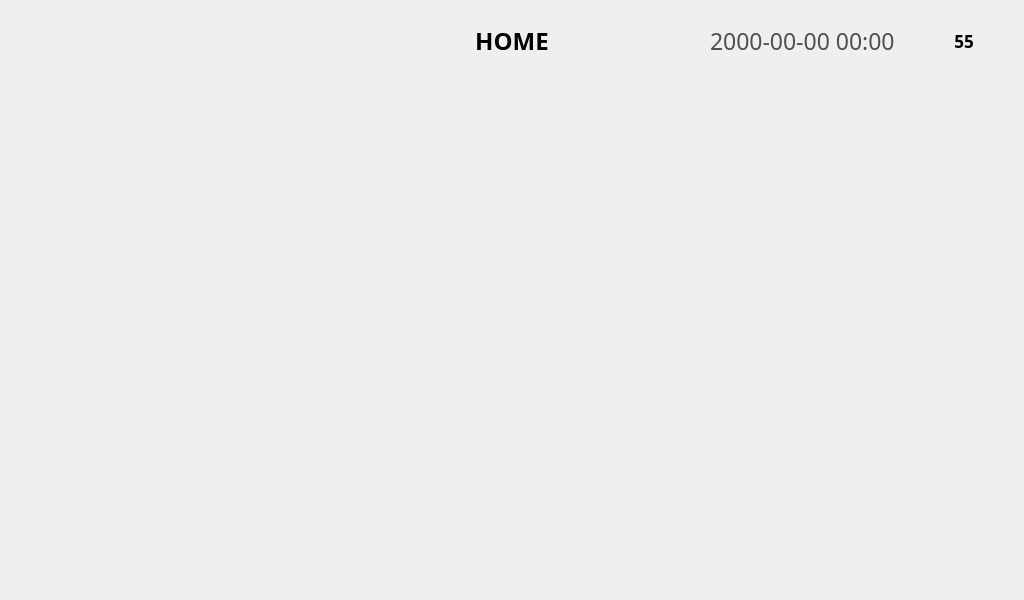
Old version of the form ui/HomeViewWindow.ui in the repository eguruno1/calth_reader.
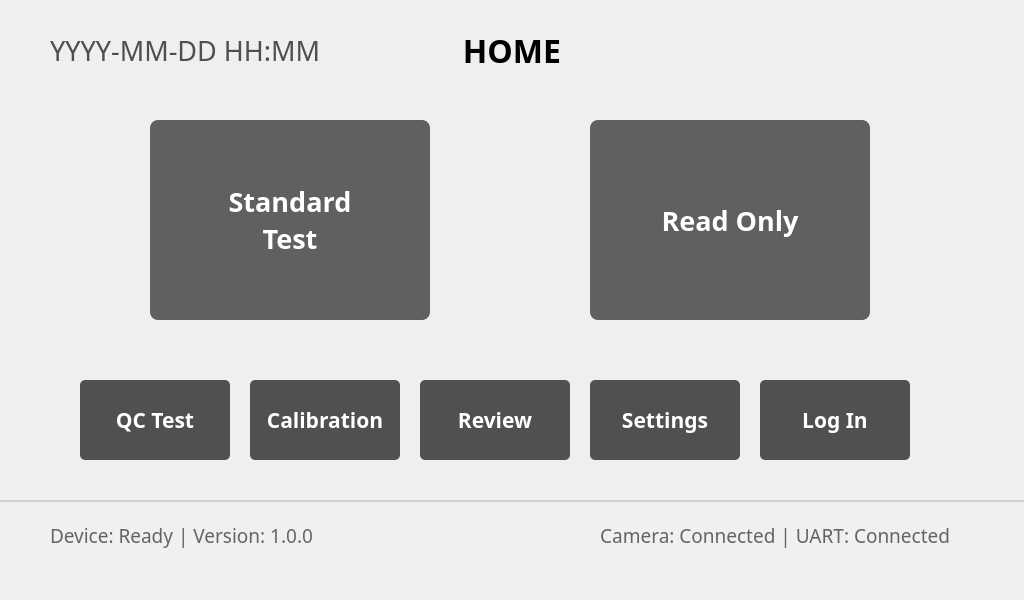
New version of the form. Icons and pictures are not drawn.

Patch:
```diff
--- a/ui/HomeViewWindow.ui
+++ b/ui/HomeViewWindow.ui
@@ -64,185 +64,256 @@
    <widget class="QPushButton" name="pushButton_Qualitative">
     <property name="geometry">
      <rect>
-      <x>193</x>
-      <y>161</y>
-      <width>235</width>
-      <height>235</height>
+      <x>150</x>
+      <y>120</y>
+      <width>280</width>
+      <height>200</height>
      </rect>
     </property>
+    <property name="font">
+     <font>
+      <family>Pretendard</family>
+      <pointsize>20</pointsize>
+      <weight>75</weight>
+      <bold>true</bold>
+     </font>
+    </property>
     <property name="text">
-     <string/>
+     <string>Standard
+Test</string>
     </property>
-    <property name="icon">
-     <iconset>
-      <normaloff>image/02_Home/Home_Icon_Quali.png</normaloff>image/02_Home/Home_Icon_Quali.png</iconset>
+    <property name="styleSheet">
+     <string notr="true">QPushButton {
+    background-color: #606060;
+    color: white;
+    border: none;
+    border-radius: 8px;
+}
+QPushButton:hover {
+    background-color: #707070;
+}
+QPushButton:pressed {
+    background-color: #505050;
+}</string>
     </property>
-    <property name="iconSize">
-     <size>
-      <width>235</width>
-      <height>235</height>
-     </size>
-    </property>
-    <property name="flat">
-     <bool>true</bool>
-    </property>
    </widget>
    <widget class="QPushButton" name="pushButton_Quantitative">
     <property name="geometry">
      <rect>
-      <x>594</x>
-      <y>161</y>
-      <width>231</width>
-      <height>235</height>
+      <x>590</x>
+      <y>120</y>
+      <width>280</width>
+      <height>200</height>
      </rect>
     </property>
+    <property name="font">
+     <font>
+      <family>Pretendard</family>
+      <pointsize>20</pointsize>
+      <weight>75</weight>
+      <bold>true</bold>
+     </font>
+    </property>
     <property name="text">
-     <string/>
+     <string>Read Only</string>
     </property>
-    <property name="icon">
-     <iconset>
-      <normaloff>image/02_Home/Home_Icon_Quanti.png</normaloff>image/02_Home/Home_Icon_Quanti.png</iconset>
+    <property name="styleSheet">
+     <string notr="true">QPushButton {
+    background-color: #606060;
+    color: white;
+    border: none;
+    border-radius: 8px;
+}
+QPushButton:hover {
+    background-color: #707070;
+}
+QPushButton:pressed {
+    background-color: #505050;
+}</string>
     </property>
-    <property name="iconSize">
-     <size>
-      <width>235</width>
-      <height>235</height>
-     </size>
-    </property>
-    <property name="flat">
-     <bool>true</bool>
-    </property>
    </widget>
-   <widget class="QLabel" name="label_2">
+   <widget class="QPushButton" name="pushButton_QCTest">
     <property name="geometry">
      <rect>
-      <x>0</x>
-      <y>498</y>
-      <width>1024</width>
-      <height>102</height>
+      <x>80</x>
+      <y>380</y>
+      <width>150</width>
+      <height>80</height>
      </rect>
     </property>
+    <property name="font">
+     <font>
+      <family>Pretendard</family>
+      <pointsize>16</pointsize>
+      <weight>75</weight>
+      <bold>true</bold>
+     </font>
+    </property>
     <property name="text">
-     <string/>
+     <string>QC Test</string>
     </property>
-    <property name="pixmap">
-     <pixmap>image/02_Home/Home_Bottom_Dock_Bar.png</pixmap>
+    <property name="styleSheet">
+     <string notr="true">QPushButton {
+    background-color: #505050;
+    color: white;
+    border: none;
+    border-radius: 5px;
+}
+QPushButton:hover {
+    background-color: #606060;
+}
+QPushButton:pressed {
+    background-color: #404040;
+}</string>
     </property>
-    <property name="alignment">
-     <set>Qt::AlignCenter</set>
-    </property>
    </widget>
    <widget class="QPushButton" name="pushButton_Info">
     <property name="geometry">
      <rect>
-      <x>765</x>
-      <y>498</y>
-      <width>112</width>
-      <height>102</height>
+      <x>250</x>
+      <y>380</y>
+      <width>150</width>
+      <height>80</height>
      </rect>
     </property>
+    <property name="font">
+     <font>
+      <family>Pretendard</family>
+      <pointsize>16</pointsize>
+      <weight>75</weight>
+      <bold>true</bold>
+     </font>
+    </property>
     <property name="text">
-     <string/>
+     <string>Calibration</string>
     </property>
-    <property name="icon">
-     <iconset>
-      <normaloff>image/02_Home/Home_Dock_Info.png</normaloff>image/02_Home/Home_Dock_Info.png</iconset>
+    <property name="styleSheet">
+     <string notr="true">QPushButton {
+    background-color: #505050;
+    color: white;
+    border: none;
+    border-radius: 5px;
+}
+QPushButton:hover {
+    background-color: #606060;
+}
+QPushButton:pressed {
+    background-color: #404040;
+}</string>
     </property>
-    <property name="iconSize">
-     <size>
-      <width>112</width>
-      <height>102</height>
-     </size>
+   </widget>
+   <widget class="QPushButton" name="pushButton_Review">
+    <property name="geometry">
+     <rect>
+      <x>420</x>
+      <y>380</y>
+      <width>150</width>
+      <height>80</height>
+     </rect>
     </property>
-    <property name="flat">
-     <bool>true</bool>
+    <property name="font">
+     <font>
+      <family>Pretendard</family>
+      <pointsize>16</pointsize>
+      <weight>75</weight>
+      <bold>true</bold>
+     </font>
+    </property>
+    <property name="text">
+     <string>Review</string>
+    </property>
+    <property name="styleSheet">
+     <string notr="true">QPushButton {
+    background-color: #505050;
+    color: white;
+    border: none;
+    border-radius: 5px;
+}
+QPushButton:hover {
+    background-color: #606060;
+}
+QPushButton:pressed {
+    background-color: #404040;
+}</string>
     </property>
    </widget>
    <widget class="QPushButton" name="pushButton_Settings">
     <property name="geometry">
      <rect>
-      <x>353</x>
-      <y>498</y>
-      <width>112</width>
-      <height>102</height>
+      <x>590</x>
+      <y>380</y>
+      <width>150</width>
+      <height>80</height>
      </rect>
     </property>
-    <property name="text">
-     <string/>
+    <property name="font">
+     <font>
+      <family>Pretendard</family>
+      <pointsize>16</pointsize>
+      <weight>75</weight>
+      <bold>true</bold>
+     </font>
     </property>
-    <property name="icon">
-     <iconset>
-      <normaloff>image/02_Home/Home_Dock_Settings.png</normaloff>image/02_Home/Home_Dock_Settings.png</iconset>
-    </property>
-    <property name="iconSize">
-     <size>
-      <width>112</width>
-      <height>102</height>
-     </size>
-    </property>
-    <property name="flat">
-     <bool>true</bool>
-    </property>
-   </widget>
-   <widget class="QPushButton" name="pushButton_ResultList">
-    <property name="geometry">
-     <rect>
-      <x>559</x>
-      <y>498</y>
-      <width>102</width>
-      <height>102</height>
-     </rect>
-    </property>
     <property name="text">
-     <string/>
+     <string>Settings</string>
     </property>
-    <property name="icon">
-     <iconset>
-      <normaloff>image/02_Home/Home_Dock_Result.png</normaloff>image/02_Home/Home_Dock_Result.png</iconset>
+    <property name="styleSheet">
+     <string notr="true">QPushButton {
+    background-color: #505050;
+    color: white;
+    border: none;
+    border-radius: 5px;
+}
+QPushButton:hover {
+    background-color: #606060;
+}
+QPushButton:pressed {
+    background-color: #404040;
+}</string>
     </property>
-    <property name="iconSize">
-     <size>
-      <width>112</width>
-      <height>102</height>
-     </size>
-    </property>
-    <property name="flat">
-     <bool>true</bool>
-    </property>
    </widget>
    <widget class="QPushButton" name="pushButton_Operator">
     <property name="geometry">
      <rect>
-      <x>147</x>
-      <y>498</y>
-      <width>102</width>
-      <height>102</height>
+      <x>760</x>
+      <y>380</y>
+      <width>150</width>
+      <height>80</height>
      </rect>
     </property>
+    <property name="font">
+     <font>
+      <family>Pretendard</family>
+      <pointsize>16</pointsize>
+      <weight>75</weight>
+      <bold>true</bold>
+     </font>
+    </property>
     <property name="text">
-     <string/>
+     <string>Log In</string>
     </property>
-    <property name="icon">
-     <iconset>
-      <normaloff>image/02_Home/Home_Dock_Operator.png</normaloff>image/02_Home/Home_Dock_Operator.png</iconset>
-    </property>
-    <property name="iconSize">
-     <size>
-      <width>112</width>
-      <height>102</height>
-     </size>
-    </property>
-    <property name="flat">
-     <bool>true</bool>
+    <property name="styleSheet">
+     <string notr="true">QPushButton {
+    background-color: #505050;
+    color: white;
+    border: none;
+    border-radius: 5px;
+}
+QPushButton:hover {
+    background-color: #606060;
+}
+QPushButton:pressed {
+    background-color: #404040;
+}</string>
     </property>
    </widget>
    <widget class="QLabel" name="label_DateNClock">
     <property name="geometry">
      <rect>
-      <x>710</x>
-      <y>24</y>
-      <width>210</width>
-      <height>34</height>
+      <x>50</x>
+      <y>30</y>
+      <width>300</width>
+      <height>40</height>
      </rect>
     </property>
     <property name="palette">
@@ -285,13 +356,13 @@
     <property name="font">
      <font>
       <family>Pretendard</family>
-      <pointsize>17</pointsize>
+      <pointsize>20</pointsize>
       <weight>50</weight>
       <bold>false</bold>
      </font>
     </property>
     <property name="text">
-     <string>2000-00-00 00:00</string>
+     <string>YYYY-MM-DD HH:MM</string>
     </property>
     <property name="alignment">
      <set>Qt::AlignLeading|Qt::AlignLeft|Qt::AlignVCenter</set>
@@ -300,10 +371,10 @@
    <widget class="QLabel" name="label">
     <property name="geometry">
      <rect>
-      <x>407</x>
-      <y>24</y>
-      <width>210</width>
-      <height>34</height>
+      <x>412</x>
+      <y>30</y>
+      <width>200</width>
+      <height>40</height>
      </rect>
     </property>
     <property name="palette">
@@ -346,7 +417,7 @@
     <property name="font">
      <font>
       <family>Pretendard</family>
-      <pointsize>18</pointsize>
+      <pointsize>24</pointsize>
       <weight>75</weight>
       <bold>true</bold>
      </font>
@@ -361,10 +432,10 @@
    <widget class="QLabel" name="label_4">
     <property name="geometry">
      <rect>
-      <x>934</x>
-      <y>25</y>
-      <width>64</width>
-      <height>30</height>
+      <x>850</x>
+      <y>30</y>
+      <width>80</width>
+      <height>40</height>
      </rect>
     </property>
     <property name="text">
@@ -377,10 +448,10 @@
    <widget class="QLabel" name="label_BatteryGuage">
     <property name="geometry">
      <rect>
-      <x>945</x>
-      <y>26</y>
-      <width>38</width>
-      <height>30</height>
+      <x>820</x>
+      <y>30</y>
+      <width>150</width>
+      <height>40</height>
      </rect>
     </property>
     <property name="palette">
@@ -423,18 +494,85 @@
     <property name="font">
      <font>
       <family>Pretendard</family>
-      <pointsize>13</pointsize>
+      <pointsize>18</pointsize>
       <weight>75</weight>
       <bold>true</bold>
      </font>
     </property>
-    <property name="text">
-     <string>55</string>
-    </property>
+    <!-- <property name="text">
+     <string>전원상태</string>
+    </property> -->
     <property name="alignment">
      <set>Qt::AlignCenter</set>
     </property>
    </widget>
+   <widget class="QLabel" name="label_status_bar">
+    <property name="geometry">
+     <rect>
+      <x>0</x>
+      <y>500</y>
+      <width>1024</width>
+      <height>100</height>
+     </rect>
+    </property>
+    <property name="styleSheet">
+     <string notr="true">QLabel {
+    background-color: #f0f0f0;
+    border-top: 2px solid #d0d0d0;
+}</string>
+    </property>
+    <property name="text">
+     <string/>
+    </property>
+   </widget>
+   <widget class="QLabel" name="label_device_info">
+    <property name="geometry">
+     <rect>
+      <x>50</x>
+      <y>520</y>
+      <width>400</width>
+      <height>30</height>
+     </rect>
+    </property>
+    <property name="font">
+     <font>
+      <family>Pretendard</family>
+      <pointsize>14</pointsize>
+      <weight>50</weight>
+      <bold>false</bold>
+     </font>
+    </property>
+    <property name="text">
+     <string>Device: Ready | Version: 1.0.0</string>
+    </property>
+    <property name="alignment">
+     <set>Qt::AlignLeading|Qt::AlignLeft|Qt::AlignVCenter</set>
+    </property>
+   </widget>
+   <widget class="QLabel" name="label_connection_status">
+    <property name="geometry">
+     <rect>
+      <x>600</x>
+      <y>520</y>
+      <width>350</width>
+      <height>30</height>
+     </rect>
+    </property>
+    <property name="font">
+     <font>
+      <family>Pretendard</family>
+      <pointsize>14</pointsize>
+      <weight>50</weight>
+      <bold>false</bold>
+     </font>
+    </property>
+    <property name="text">
+     <string>Camera: Connected | UART: Connected</string>
+    </property>
+    <property name="alignment">
+     <set>Qt::AlignTrailing|Qt::AlignRight|Qt::AlignVCenter</set>
+    </property>
+   </widget>
   </widget>
  </widget>
  <resources/>
```
Left out of the diff: 11 changed lines with no effect on the pictures.
